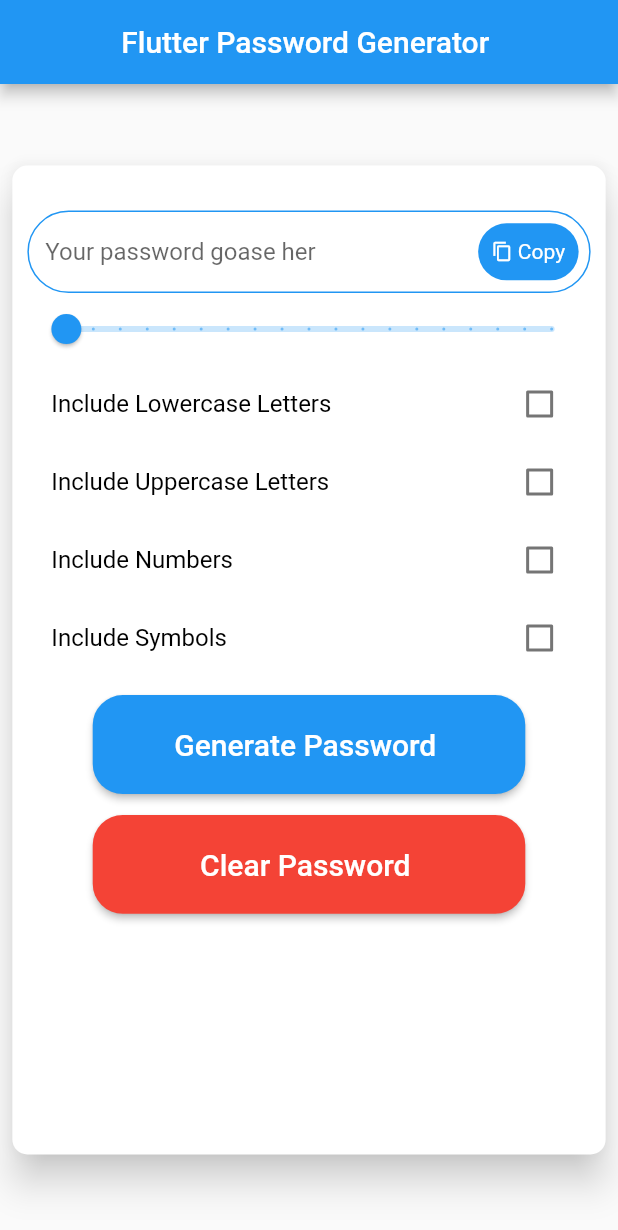
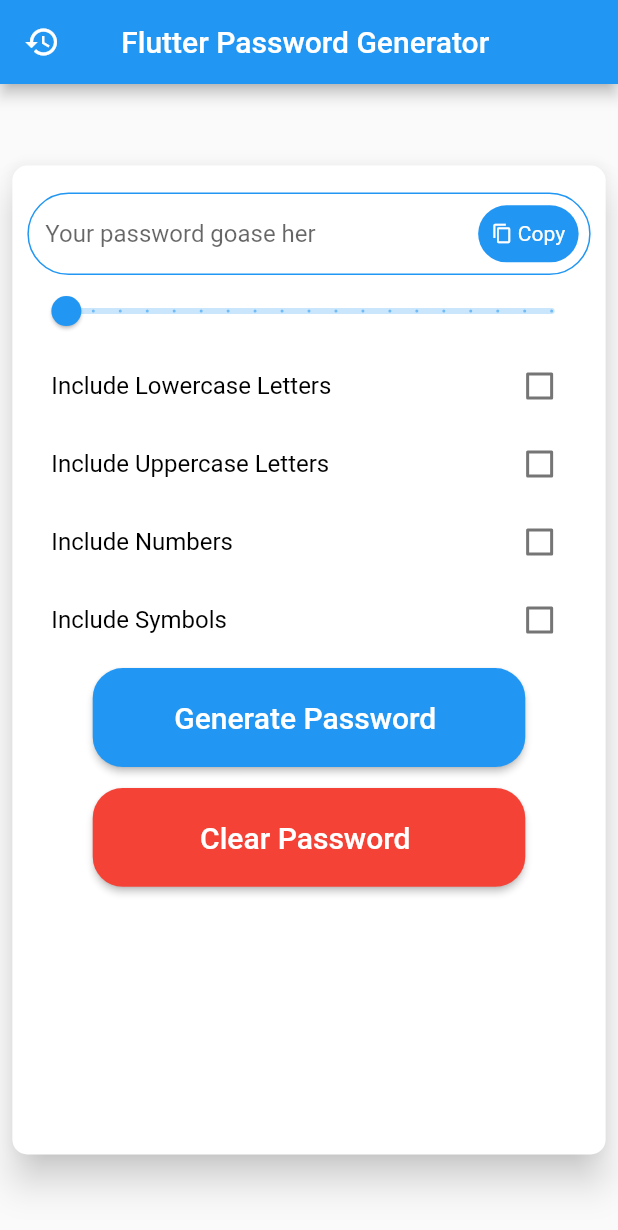
Before and after one commit to aminemeickel/Password_generator_flutter, a Flutter app: the screen it shows after launch, on a phone screen of 412 x 824 dp. Shown: the top 1230 px of the screen. Run offline on Flutter 3.47's test engine with Material 2 defaults, Android fonts, the phone set to English and light mode, and no system bars; our stand-ins replace fluttertoast.

Commit message:
Small changes and add the DB

```diff
--- a/lib/Utils/UtilClass.dart
+++ b/lib/Utils/UtilClass.dart
@@ -11,9 +11,9 @@
     Fluttertoast.showToast(
         msg: message,
         toastLength: Toast.LENGTH_SHORT,
-        gravity: ToastGravity.BOTTOM_LEFT,
+        gravity: ToastGravity.BOTTOM,
         timeInSecForIosWeb: 1,
-        backgroundColor: Colors.black,
+        backgroundColor: Colors.blue.withOpacity(0.8),
         textColor: Colors.white,
         fontSize: 16.0);
   }
--- a/lib/home.dart
+++ b/lib/home.dart
@@ -1,4 +1,6 @@
 import 'package:flutter_pw_gen/Utils/UtilClass.dart';
+import 'package:flutter_pw_gen/core/storage.dart';
+import 'package:flutter_pw_gen/history.dart';
 import 'components/clearButton.dart';
 import 'components/generateButton.dart';
 import 'components/listTile.dart';
@@ -24,9 +26,17 @@
     return Scaffold(
       resizeToAvoidBottomInset: true,
       appBar: AppBar(
-        title: Text(widget.title!),
-        centerTitle: true,
-      ),
+          title: Text(widget.title!),
+          centerTitle: true,
+          leading: ElevatedButton(
+            style: ButtonStyle(
+                shadowColor: MaterialStateProperty.all(Colors.transparent)),
+            onPressed: () {
+              Navigator.push(
+                  context, MaterialPageRoute(builder: (builder) => History()));
+            },
+            child: Icon(Icons.history),
+          )),
       body: Container(
         alignment: Alignment.center,
         child: Material(
@@ -42,7 +52,7 @@
             child: Column(
               children: [
                 Padding(
-                  padding: const EdgeInsets.fromLTRB(10, 10, 10, 10),
+                  padding: EdgeInsets.only(top: 8),
                 ),
                 textfield(
                   textContorler: _textContorler,
@@ -76,7 +86,7 @@
                   fun: (val) => setState(() => _checked[3] = val),
                 ),
                 SizedBox(
-                  height: 12,
+                  height: 6,
                 ),
                 PasswordButton(
                   size: size,
--- a/pubspec.yaml
+++ b/pubspec.yaml
@@ -13,6 +13,7 @@
     sdk: flutter
   cupertino_icons: ^1.0.0
   fluttertoast: ^8.0.3
+  sqflite: ^2.0.0+3
 
 dev_dependencies:
   flutter_test:
```
Also changed, not shown: lib/history.dart (added, +22 -0 lines), lib/models/gPasswordmodel.dart (added, +9 -0 lines), pubspec.lock, 3 other files.
